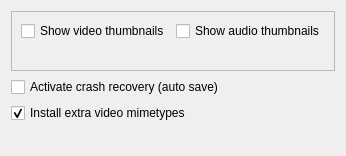
First picture: the form in src/widgets/wizardextra_ui.ui, repository KDE/kdenlive, before the edit.
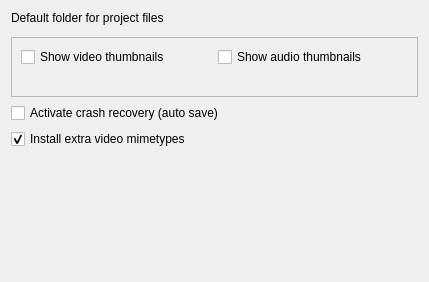
Second picture: the form after the edit. Custom widgets are drawn as their Qt base class.

Commit message: Improve profile selection in First run wizard Start implementing project folder

```diff
--- a/src/widgets/wizardextra_ui.ui
+++ b/src/widgets/wizardextra_ui.ui
@@ -5,12 +5,22 @@
    <rect>
     <x>0</x>
     <y>0</y>
-    <width>335</width>
-    <height>156</height>
+    <width>429</width>
+    <height>282</height>
    </rect>
   </property>
   <layout class="QGridLayout" name="gridLayout_2" >
    <item row="0" column="0" >
+    <widget class="QLabel" name="label" >
+     <property name="text" >
+      <string>Default folder for project files</string>
+     </property>
+    </widget>
+   </item>
+   <item row="1" column="0" >
+    <widget class="KUrlRequester" name="projectfolder" />
+   </item>
+   <item row="2" column="0" >
     <widget class="QFrame" name="frame" >
      <property name="frameShape" >
       <enum>QFrame::StyledPanel</enum>
@@ -43,14 +53,14 @@
      </layout>
     </widget>
    </item>
-   <item row="1" column="0" >
+   <item row="3" column="0" >
     <widget class="QCheckBox" name="autosave" >
      <property name="text" >
       <string>Activate crash recovery (auto save)</string>
      </property>
     </widget>
    </item>
-   <item row="2" column="0" >
+   <item row="4" column="0" >
     <widget class="QCheckBox" name="installmimes" >
      <property name="text" >
       <string>Install extra video mimetypes</string>
@@ -60,7 +70,7 @@
      </property>
     </widget>
    </item>
-   <item row="3" column="0" >
+   <item row="5" column="0" >
     <spacer name="verticalSpacer" >
      <property name="orientation" >
       <enum>Qt::Vertical</enum>
@@ -75,6 +85,13 @@
    </item>
   </layout>
  </widget>
+ <customwidgets>
+  <customwidget>
+   <class>KUrlRequester</class>
+   <extends>QFrame</extends>
+   <header>kurlrequester.h</header>
+  </customwidget>
+ </customwidgets>
  <resources/>
  <connections/>
 </ui>
```
The commit also changes 16 other files.
